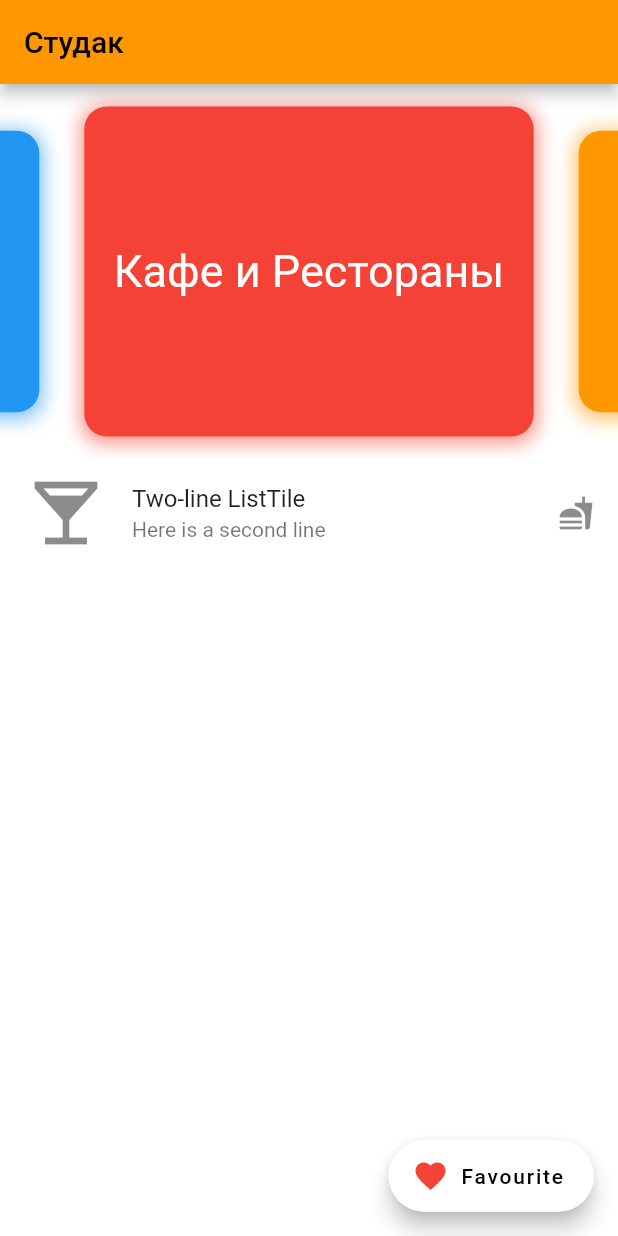
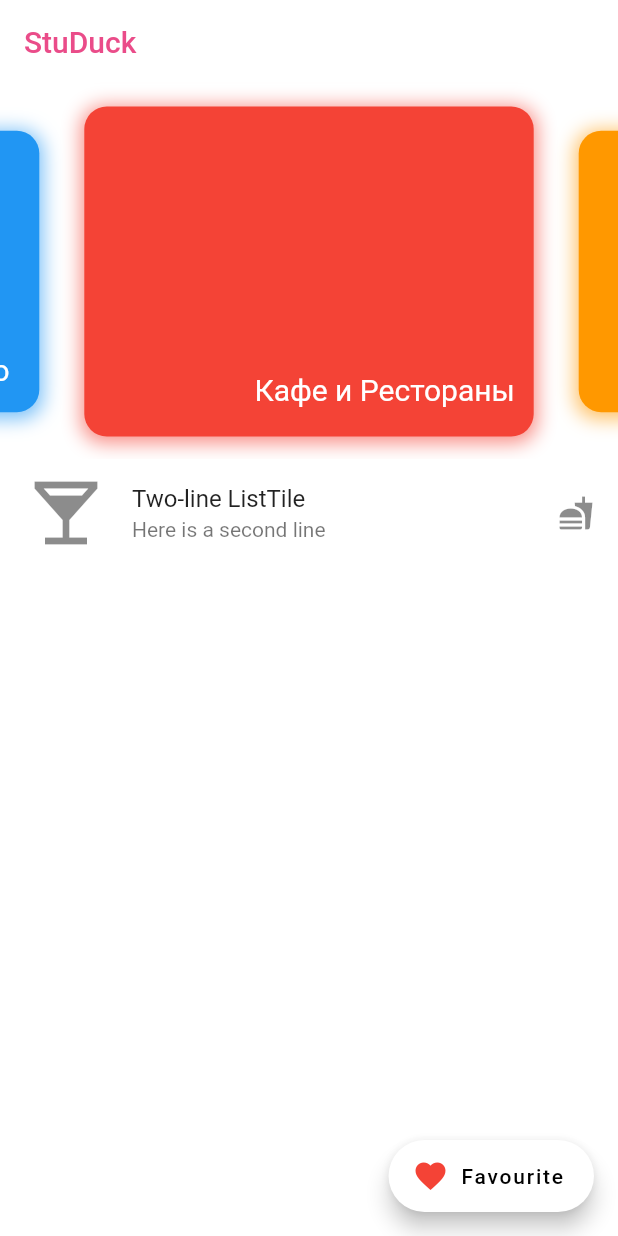
Before and after one commit to saveliyshatrov/FirstApp, a Flutter app: the screen it shows after launch, on a phone screen of 412 x 824 dp. Run offline on Flutter 3.47's test engine with Material 2 defaults, Android fonts, the phone set to English and light mode, and no system bars; drawn by our look-alikes of carousel_slider.

Commit message:
Update main.dart
Blurred AppBar

```diff
--- a/first_app/lib/main.dart
+++ b/first_app/lib/main.dart
@@ -1,3 +1,5 @@
+import 'dart:ui';
+
 import 'package:flutter/material.dart';
 import 'package:flutter/cupertino.dart';
 import 'package:carousel_slider/carousel_slider.dart';
@@ -14,6 +16,28 @@ class MyApp extends StatelessWidget {
   }
 }
 
+//rgb(234,76,137)
+Widget applicationBar(String text) {
+  return AppBar(
+    title: Text(
+      text,
+      style: TextStyle(color: Color.fromRGBO(234,76,137, 1)),
+    ),
+    backgroundColor: Color.fromRGBO(255,255,255, 0.8),
+    elevation: 0.0,
+    flexibleSpace: Container(
+      child: ClipRRect( // make sure we apply clip it properly
+        child: BackdropFilter(
+          filter: ImageFilter.blur(sigmaX: 3, sigmaY: 3),
+          child: Container(
+            color: Color.fromRGBO(0, 0, 0, 0),
+          ),
+        ),
+      ),
+    ),
+  );
+}
+
 Widget createElemForCarousel(
     String name, Color backgroundColor, Color fontColor) {
   return Builder(
@@ -23,7 +47,9 @@ Widget createElemForCarousel(
             debugPrint("$name");
           },
           child: Container(
-              width: MediaQuery.of(context).size.width,
+              alignment: Alignment(.0, .0),
+              //width: MediaQuery.of(context).size.width,
+              //height: MediaQuery.of(context).size.height,
               margin: EdgeInsets.symmetric(horizontal: 15.0, vertical: 15),
               decoration: BoxDecoration(
                 color: backgroundColor,
@@ -37,10 +63,11 @@ Widget createElemForCarousel(
                   ),
                 ],
               ),
-              child: Center(
-                  child: Text(
+              child: Align(
+                alignment: Alignment(0.8, 0.8),
+                child: Text(
                 '$name',
-                style: TextStyle(fontSize: 30.0, color: fontColor),
+                style: TextStyle(fontSize: 20.0, color: fontColor),
               ))));
     },
   );
@@ -50,14 +77,8 @@ class PageOne extends StatelessWidget {
   @override
   Widget build(BuildContext context) {
     return Scaffold(
-      backgroundColor: Color.fromRGBO(0, 0, 0, 1),
-      appBar: AppBar(
-        title: Text(
-          'Студак',
-          style: TextStyle(color: Color.fromRGBO(0, 0, 0, 1)),
-        ),
-        backgroundColor: Colors.orange,
-      ),
+      appBar: applicationBar("StuDuck"),
+      extendBodyBehindAppBar: true,
       body: Container(
         decoration: BoxDecoration(
           color: Colors.white,
@@ -78,12 +99,6 @@ class PageOne extends StatelessWidget {
                 createElemForCarousel("Еще что-то", Colors.blue, Colors.white),
               ],
             ),
-            /*Text("Новинки",
-            style: TextStyle(
-              color: Colors.grey,
-              fontSize: 20.0,
-              ),
-            ),*/
             Container(
               child: ListTile(
                   onTap: () {
```
